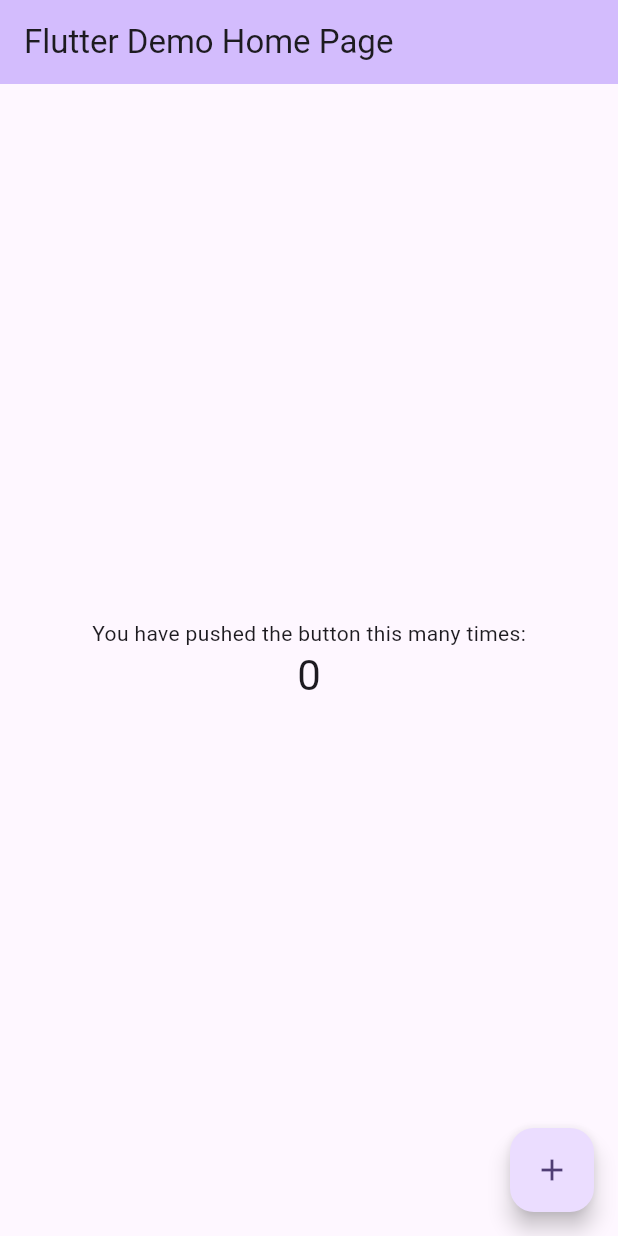
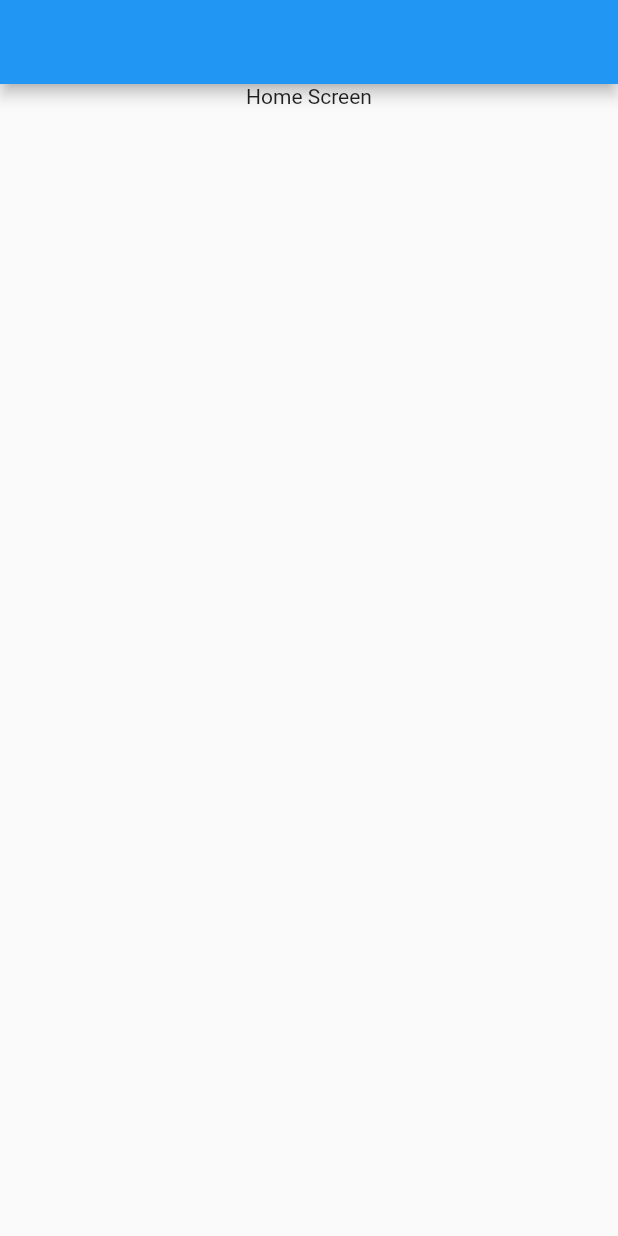
Before and after one commit to siva-dev3/mvvm_flutter, a Flutter app: the screen it shows after launch, on a phone screen of 412 x 824 dp. Run offline on Flutter 3.47's test engine with Material 2 defaults, Android fonts, the phone set to English and light mode, and no system bars.

Commit message:
routes addded

```diff
--- a/lib/main.dart
+++ b/lib/main.dart
@@ -1,4 +1,7 @@
 import 'package:flutter/material.dart';
+import 'package:mvvm/src/utils/routes/routes.dart';
+import 'package:mvvm/src/utils/routes/routes_name.dart';
+import 'package:mvvm/src/view/home_screen.dart';
 
 void main() {
   runApp(const MyApp());
@@ -7,119 +10,14 @@ void main() {
 class MyApp extends StatelessWidget {
   const MyApp({super.key});
 
-  // This widget is the root of your application.
   @override
   Widget build(BuildContext context) {
-    return MaterialApp(
-      title: 'Flutter Demo',
-      theme: ThemeData(
-        // This is the theme of your application.
-        //
-        // TRY THIS: Try running your application with "flutter run". You'll see
-        // the application has a blue toolbar. Then, without quitting the app,
-        // try changing the seedColor in the colorScheme below to Colors.green
-        // and then invoke "hot reload" (save your changes or press the "hot
-        // reload" button in a Flutter-supported IDE, or press "r" if you used
-        // the command line to start the app).
-        //
-        // Notice that the counter didn't reset back to zero; the application
-        // state is not lost during the reload. To reset the state, use hot
-        // restart instead.
-        //
-        // This works for code too, not just values: Most code changes can be
-        // tested with just a hot reload.
-        colorScheme: ColorScheme.fromSeed(seedColor: Colors.deepPurple),
-        useMaterial3: true,
-      ),
-      home: const MyHomePage(title: 'Flutter Demo Home Page'),
+
+    return const MaterialApp(
+      initialRoute: RoutesName.homeScreen,
+      onGenerateRoute: Routes.generateRoute,
     );
-  }
-}
 
-class MyHomePage extends StatefulWidget {
-  const MyHomePage({super.key, required this.title});
-
-  // This widget is the home page of your application. It is stateful, meaning
-  // that it has a State object (defined below) that contains fields that affect
-  // how it looks.
-
-  // This class is the configuration for the state. It holds the values (in this
-  // case the title) provided by the parent (in this case the App widget) and
-  // used by the build method of the State. Fields in a Widget subclass are
-  // always marked "final".
-
-  final String title;
-
-  @override
-  State<MyHomePage> createState() => _MyHomePageState();
-}
-
-class _MyHomePageState extends State<MyHomePage> {
-  int _counter = 0;
-
-  void _incrementCounter() {
-    setState(() {
-      // This call to setState tells the Flutter framework that something has
-      // changed in this State, which causes it to rerun the build method below
-      // so that the display can reflect the updated values. If we changed
-      // _counter without calling setState(), then the build method would not be
-      // called again, and so nothing would appear to happen.
-      _counter++;
-    });
   }
 
-  @override
-  Widget build(BuildContext context) {
-    // This method is rerun every time setState is called, for instance as done
-    // by the _incrementCounter method above.
-    //
-    // The Flutter framework has been optimized to make rerunning build methods
-    // fast, so that you can just rebuild anything that needs updating rather
-    // than having to individually change instances of widgets.
-    return Scaffold(
-      appBar: AppBar(
-        // TRY THIS: Try changing the color here to a specific color (to
-        // Colors.amber, perhaps?) and trigger a hot reload to see the AppBar
-        // change color while the other colors stay the same.
-        backgroundColor: Theme.of(context).colorScheme.inversePrimary,
-        // Here we take the value from the MyHomePage object that was created by
-        // the App.build method, and use it to set our appbar title.
-        title: Text(widget.title),
-      ),
-      body: Center(
-        // Center is a layout widget. It takes a single child and positions it
-        // in the middle of the parent.
-        child: Column(
-          // Column is also a layout widget. It takes a list of children and
-          // arranges them vertically. By default, it sizes itself to fit its
-          // children horizontally, and tries to be as tall as its parent.
-          //
-          // Column has various properties to control how it sizes itself and
-          // how it positions its children. Here we use mainAxisAlignment to
-          // center the children vertically; the main axis here is the vertical
-          // axis because Columns are vertical (the cross axis would be
-          // horizontal).
-          //
-          // TRY THIS: Invoke "debug painting" (choose the "Toggle Debug Paint"
-          // action in the IDE, or press "p" in the console), to see the
-          // wireframe for each widget.
-          mainAxisAlignment: MainAxisAlignment.center,
-          children: <Widget>[
-            const Text(
-              'You have pushed the button this many times:',
-            ),
-            Text(
-              '$_counter',
-              style: Theme.of(context).textTheme.headlineMedium,
-            ),
-          ],
-        ),
-      ),
-      floatingActionButton: FloatingActionButton(
-        onPressed: _incrementCounter,
-        tooltip: 'Increment',
-        child: const Icon(Icons.add),
-      ), // This trailing comma makes auto-formatting nicer for build methods.
-    );
-  }
 }
--- /dev/null
+++ b/lib/src/utils/routes/routes.dart
@@ -0,0 +1,32 @@
+import 'package:flutter/material.dart';
+import 'package:mvvm/src/utils/routes/routes_name.dart';
+import 'package:mvvm/src/view/home_screen.dart';
+import 'package:mvvm/src/view/login_screen.dart';
+
+class Routes{
+
+  static Route<dynamic> generateRoute(RouteSettings settings){
+
+    switch(settings.name){
+
+      case RoutesName.loginScreen:
+        return MaterialPageRoute(builder: (BuildContext context) => const LoginScreen());
+      case RoutesName.homeScreen:
+        return MaterialPageRoute(builder: (BuildContext context) => const HomeScreen());
+      default:
+        return MaterialPageRoute(
+            builder: (_){
+              return const Scaffold(
+                body: Center(
+                  child: Text(
+                      "No route Found"
+                  ),
+                ),
+              );
+            }
+        );
+    }
+
+  }
+
+}
--- /dev/null
+++ b/lib/src/utils/routes/routes_name.dart
@@ -0,0 +1,6 @@
+class RoutesName{
+
+  static const String loginScreen = 'login_Screen';
+  static const String homeScreen = 'home_screen';
+
+}
--- /dev/null
+++ b/lib/src/view/home_screen.dart
@@ -0,0 +1,35 @@
+import 'package:flutter/material.dart';
+import 'package:mvvm/src/utils/routes/routes.dart';
+import 'package:mvvm/src/utils/routes/routes_name.dart';
+
+class HomeScreen extends StatefulWidget {
+  const HomeScreen({super.key});
+
+  @override
+  State<HomeScreen> createState() => _HomeScreenState();
+}
+
+class _HomeScreenState extends State<HomeScreen> {
+  @override
+  Widget build(BuildContext context) {
+    return Scaffold(
+      appBar: AppBar(),
+      body: Column(
+        children: [
+          Center(
+            child: GestureDetector(
+              onTap: (){
+
+                Navigator.pushNamed(context, RoutesName.loginScreen);
+
+              },
+              child: const Text(
+                "Home Screen"
+              ),
+            ),
+          )
+        ],
+      ),
+    );
+  }
+}
```
Also changed, not shown: lib/src/view/login_screen.dart (added, +34 -0 lines).
